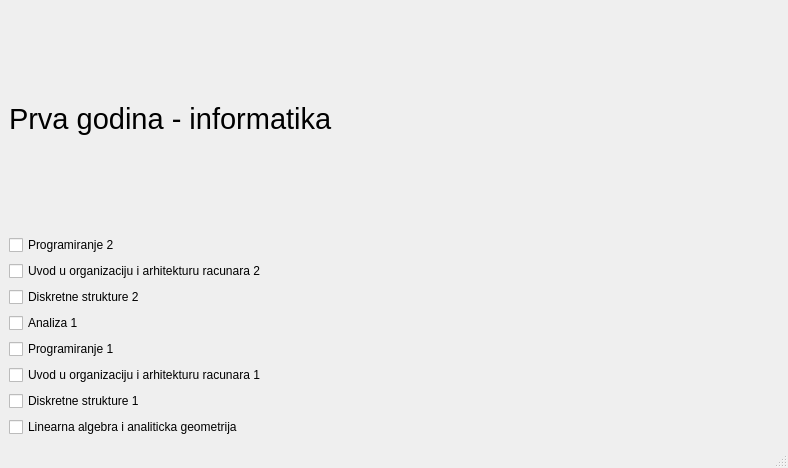
Above: Planer/FirstYearI.ui from stenjo1/MATF_Planner before the change. Below: the same form after it.
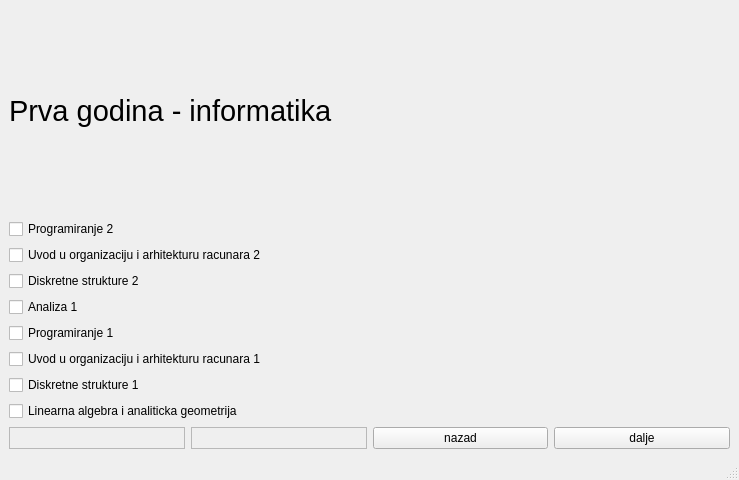
That is the form after the change.

Patch:
```diff
--- a/Planer/FirstYearI.ui
+++ b/Planer/FirstYearI.ui
@@ -6,28 +6,16 @@
    <rect>
     <x>0</x>
     <y>0</y>
-    <width>788</width>
-    <height>468</height>
+    <width>739</width>
+    <height>480</height>
    </rect>
   </property>
   <property name="windowTitle">
    <string>MainWindow</string>
   </property>
   <widget class="QWidget" name="centralwidget">
-   <layout class="QVBoxLayout" name="verticalLayout_3">
-    <item>
-     <widget class="QLabel" name="label_6">
-      <property name="font">
-       <font>
-        <pointsize>22</pointsize>
-       </font>
-      </property>
-      <property name="text">
-       <string>Prva godina - informatika</string>
-      </property>
-     </widget>
-    </item>
-    <item>
+   <layout class="QGridLayout" name="gridLayout">
+    <item row="4" column="0">
      <layout class="QVBoxLayout" name="verticalLayout_2">
       <item>
        <widget class="QCheckBox" name="checkBox_6">
@@ -59,7 +47,7 @@
       </item>
      </layout>
     </item>
-    <item>
+    <item row="5" column="0">
      <layout class="QVBoxLayout" name="verticalLayout">
       <item>
        <widget class="QCheckBox" name="checkBox_2">
@@ -94,6 +82,56 @@
       </item>
      </layout>
     </item>
+    <item row="0" column="0">
+     <widget class="QLabel" name="label_6">
+      <property name="font">
+       <font>
+        <pointsize>22</pointsize>
+       </font>
+      </property>
+      <property name="text">
+       <string>Prva godina - informatika</string>
+      </property>
+     </widget>
+    </item>
+    <item row="6" column="0">
+     <layout class="QHBoxLayout" name="horizontalLayout">
+      <item>
+       <widget class="QFrame" name="frame">
+        <property name="frameShape">
+         <enum>QFrame::StyledPanel</enum>
+        </property>
+        <property name="frameShadow">
+         <enum>QFrame::Raised</enum>
+        </property>
+       </widget>
+      </item>
+      <item>
+       <widget class="QFrame" name="frame_2">
+        <property name="frameShape">
+         <enum>QFrame::StyledPanel</enum>
+        </property>
+        <property name="frameShadow">
+         <enum>QFrame::Raised</enum>
+        </property>
+       </widget>
+      </item>
+      <item>
+       <widget class="QPushButton" name="back_button">
+        <property name="text">
+         <string>nazad</string>
+        </property>
+       </widget>
+      </item>
+      <item>
+       <widget class="QPushButton" name="forward_button">
+        <property name="text">
+         <string>dalje</string>
+        </property>
+       </widget>
+      </item>
+     </layout>
+    </item>
    </layout>
   </widget>
   <widget class="QStatusBar" name="statusbar"/>
```
